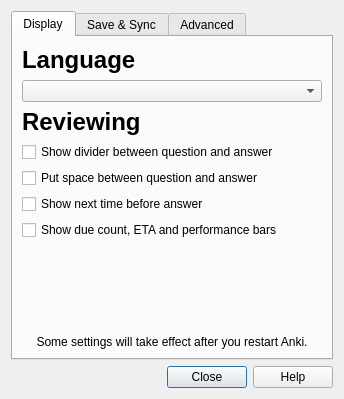
The window that designer/preferences.ui (ankitects/anki) describes before a commit, drawn with Qt 5.
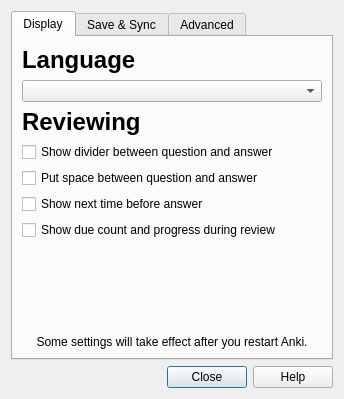
The same window after the commit.

Commit message: hide/show toolbar items depending on state

```diff
--- a/designer/preferences.ui
+++ b/designer/preferences.ui
@@ -22,14 +22,6 @@
       <number>0</number>
      </property>
      <widget class="QWidget" name="tab_1" >
-      <property name="geometry" >
-       <rect>
-        <x>0</x>
-        <y>0</y>
-        <width>304</width>
-        <height>333</height>
-       </rect>
-      </property>
       <attribute name="title" >
        <string>Display</string>
       </attribute>
@@ -100,7 +92,7 @@
        <item>
         <widget class="QCheckBox" name="showProgress" >
          <property name="text" >
-          <string>Show due count, ETA and performance bars</string>
+          <string>Show due count and progress during review</string>
          </property>
         </widget>
        </item>
```
Left out of the diff: 16 changed lines with no effect on the pictures. The commit also changes 1 other file.
